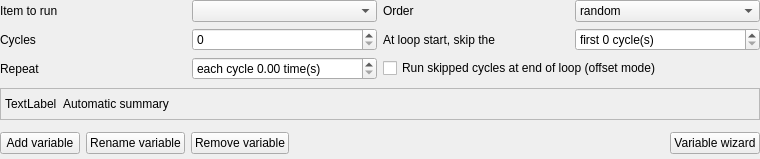
First picture: the form in resources/ui/loop_widget.ui, repository open-cogsci/OpenSesame, before the edit.
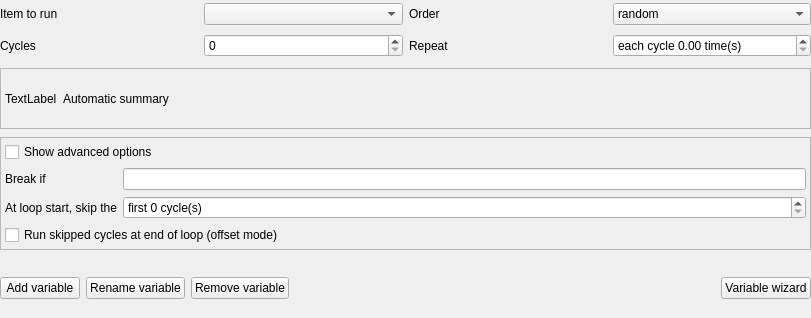
Second picture: the form after the edit.

Commit message: First pass at break if statement in loop (#89)

```diff
--- a/resources/ui/loop_widget.ui
+++ b/resources/ui/loop_widget.ui
@@ -6,8 +6,8 @@
    <rect>
     <x>0</x>
     <y>0</y>
-    <width>760</width>
-    <height>159</height>
+    <width>811</width>
+    <height>318</height>
    </rect>
   </property>
   <property name="windowTitle">
@@ -20,6 +20,148 @@
    <property name="margin">
     <number>0</number>
    </property>
+   <item row="6" column="0">
+    <widget class="QWidget" name="widget_buttons" native="true">
+     <layout class="QHBoxLayout" name="horizontalLayout">
+      <property name="margin">
+       <number>0</number>
+      </property>
+      <item>
+       <widget class="QPushButton" name="button_add_cyclevar">
+        <property name="text">
+         <string>Add variable</string>
+        </property>
+        <property name="iconSize">
+         <size>
+          <width>16</width>
+          <height>16</height>
+         </size>
+        </property>
+       </widget>
+      </item>
+      <item>
+       <widget class="QPushButton" name="button_rename_cyclevar">
+        <property name="text">
+         <string>Rename variable</string>
+        </property>
+        <property name="iconSize">
+         <size>
+          <width>16</width>
+          <height>16</height>
+         </size>
+        </property>
+       </widget>
+      </item>
+      <item>
+       <widget class="QPushButton" name="button_remove_cyclevar">
+        <property name="text">
+         <string>Remove variable</string>
+        </property>
+        <property name="iconSize">
+         <size>
+          <width>16</width>
+          <height>16</height>
+         </size>
+        </property>
+       </widget>
+      </item>
+      <item>
+       <spacer name="spacer_buttons">
+        <property name="orientation">
+         <enum>Qt::Horizontal</enum>
+        </property>
+        <property name="sizeHint" stdset="0">
+         <size>
+          <width>40</width>
+          <height>20</height>
+         </size>
+        </property>
+       </spacer>
+      </item>
+      <item>
+       <widget class="QPushButton" name="button_wizard">
+        <property name="text">
+         <string>Variable wizard</string>
+        </property>
+        <property name="iconSize">
+         <size>
+          <width>16</width>
+          <height>16</height>
+         </size>
+        </property>
+       </widget>
+      </item>
+     </layout>
+    </widget>
+   </item>
+   <item row="2" column="0">
+    <widget class="QFrame" name="frame">
+     <property name="frameShape">
+      <enum>QFrame::StyledPanel</enum>
+     </property>
+     <property name="frameShadow">
+      <enum>QFrame::Raised</enum>
+     </property>
+     <layout class="QVBoxLayout" name="verticalLayout">
+      <property name="margin">
+       <number>4</number>
+      </property>
+      <item>
+       <widget class="QCheckBox" name="checkbox_advanced">
+        <property name="text">
+         <string>Show advanced options</string>
+        </property>
+       </widget>
+      </item>
+      <item>
+       <widget class="QWidget" name="widget_advanced" native="true">
+        <layout class="QGridLayout" name="gridLayout_3">
+         <property name="margin">
+          <number>0</number>
+         </property>
+         <item row="1" column="1">
+          <widget class="QSpinBox" name="spin_skip">
+           <property name="suffix">
+            <string> cycle(s)</string>
+           </property>
+           <property name="prefix">
+            <string>first </string>
+           </property>
+           <property name="maximum">
+            <number>10000</number>
+           </property>
+          </widget>
+         </item>
+         <item row="1" column="0">
+          <widget class="QLabel" name="label_skip">
+           <property name="text">
+            <string>At loop start, skip the</string>
+           </property>
+          </widget>
+         </item>
+         <item row="0" column="0">
+          <widget class="QLabel" name="label">
+           <property name="text">
+            <string>Break if</string>
+           </property>
+          </widget>
+         </item>
+         <item row="0" column="1">
+          <widget class="QLineEdit" name="edit_break_if"/>
+         </item>
+         <item row="2" column="0" colspan="2">
+          <widget class="QCheckBox" name="checkbox_offset">
+           <property name="text">
+            <string>Run skipped cycles at end of loop (offset mode)</string>
+           </property>
+          </widget>
+         </item>
+        </layout>
+       </widget>
+      </item>
+     </layout>
+    </widget>
+   </item>
    <item row="0" column="0">
     <widget class="QWidget" name="widget_options" native="true">
      <layout class="QGridLayout" name="gridLayout_2">
@@ -67,18 +209,18 @@
       <item row="3" column="1">
        <widget class="QSpinBox" name="spin_cycles">
         <property name="maximum">
-         <number>10000</number>
+         <number>10000000</number>
         </property>
        </widget>
       </item>
-      <item row="4" column="0">
+      <item row="3" column="2">
        <widget class="QLabel" name="label_repeat">
         <property name="text">
          <string>Repeat</string>
         </property>
        </widget>
       </item>
-      <item row="4" column="1">
+      <item row="3" column="3">
        <widget class="QDoubleSpinBox" name="spin_repeat">
         <property name="prefix">
          <string>each cycle </string>
@@ -87,108 +229,7 @@
          <string> time(s)</string>
         </property>
         <property name="maximum">
-         <double>10000.000000000000000</double>
-        </property>
-       </widget>
-      </item>
-      <item row="3" column="2">
-       <widget class="QLabel" name="label_skip">
-        <property name="text">
-         <string>At loop start, skip the</string>
-        </property>
-       </widget>
-      </item>
-      <item row="3" column="3">
-       <widget class="QSpinBox" name="spin_skip">
-        <property name="suffix">
-         <string> cycle(s)</string>
-        </property>
-        <property name="prefix">
-         <string>first </string>
-        </property>
-        <property name="maximum">
-         <number>10000</number>
-        </property>
-       </widget>
-      </item>
-      <item row="4" column="2" colspan="2">
-       <widget class="QCheckBox" name="checkbox_offset">
-        <property name="text">
-         <string>Run skipped cycles at end of loop (offset mode)</string>
-        </property>
-       </widget>
-      </item>
-     </layout>
-    </widget>
-   </item>
-   <item row="3" column="0">
-    <widget class="QWidget" name="widget_buttons" native="true">
-     <layout class="QHBoxLayout" name="horizontalLayout">
-      <property name="margin">
-       <number>0</number>
-      </property>
-      <item>
-       <widget class="QPushButton" name="button_add_cyclevar">
-        <property name="text">
-         <string>Add variable</string>
-        </property>
-        <property name="iconSize">
-         <size>
-          <width>16</width>
-          <height>16</height>
-         </size>
-        </property>
-       </widget>
-      </item>
-      <item>
-       <widget class="QPushButton" name="button_rename_cyclevar">
-        <property name="text">
-         <string>Rename variable</string>
-        </property>
-        <property name="iconSize">
-         <size>
-          <width>16</width>
-          <height>16</height>
-         </size>
-        </property>
-       </widget>
-      </item>
-      <item>
-       <widget class="QPushButton" name="button_remove_cyclevar">
-        <property name="text">
-         <string>Remove variable</string>
-        </property>
-        <property name="iconSize">
-         <size>
-          <width>16</width>
-          <height>16</height>
-         </size>
-        </property>
-       </widget>
-      </item>
-      <item>
-       <spacer name="spacer_buttons">
-        <property name="orientation">
-         <enum>Qt::Horizontal</enum>
-        </property>
-        <property name="sizeHint" stdset="0">
-         <size>
-          <width>40</width>
-          <height>20</height>
-         </size>
-        </property>
-       </spacer>
-      </item>
-      <item>
-       <widget class="QPushButton" name="button_wizard">
-        <property name="text">
-         <string>Variable wizard</string>
-        </property>
-        <property name="iconSize">
-         <size>
-          <width>16</width>
-          <height>16</height>
-         </size>
+         <double>100000.000000000000000</double>
         </property>
        </widget>
       </item>
```
Left out of the diff: 19 changed lines with no effect on the pictures. The commit also changes 22 other files.
